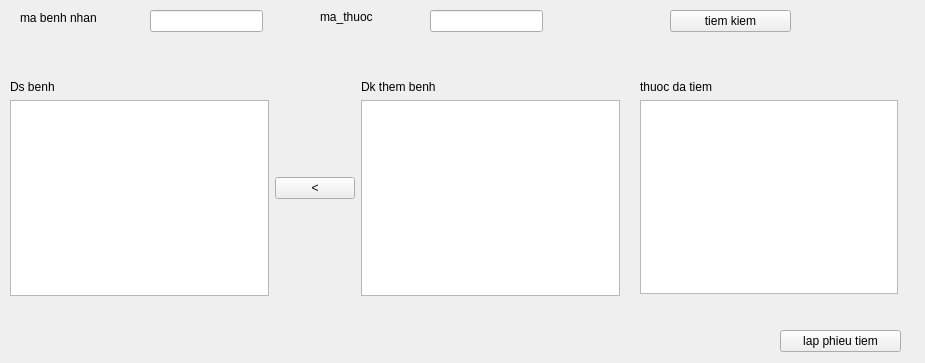
xdien/tcmr, file tracuuphieuhen.ui: the form before one commit.
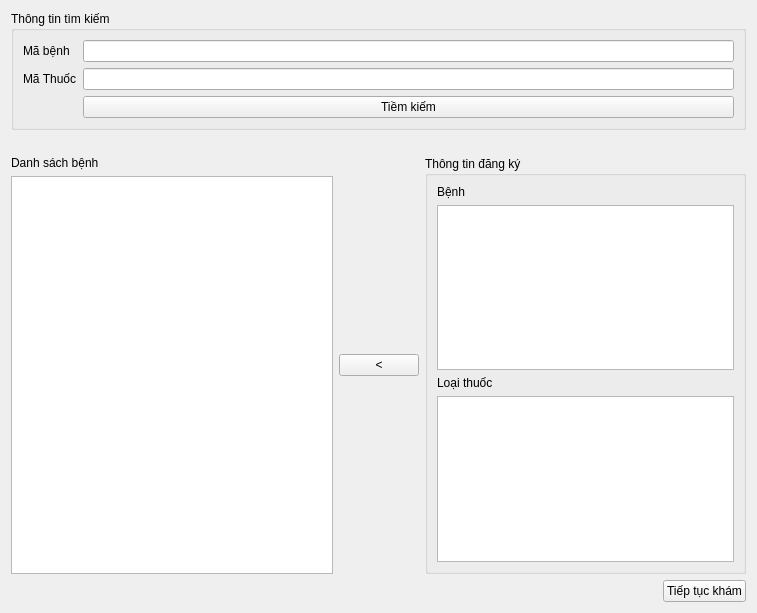
The form after the commit.

Diff of the .ui file:
```diff
--- a/tracuuphieuhen.ui
+++ b/tracuuphieuhen.ui
@@ -6,136 +6,82 @@
    <rect>
     <x>0</x>
     <y>0</y>
-    <width>925</width>
-    <height>363</height>
+    <width>757</width>
+    <height>613</height>
    </rect>
   </property>
   <property name="windowTitle">
    <string>Form</string>
   </property>
+  <layout class="QVBoxLayout" name="verticalLayout_5">
+   <item>
+    <widget class="QGroupBox" name="groupBox">
+     <property name="title">
+      <string>Thông tin tìm kiếm</string>
+     </property>
+     <layout class="QHBoxLayout" name="horizontalLayout">
+      <item>
+       <layout class="QFormLayout" name="formLayout">
+        <item row="0" column="0">
   <widget class="QLabel" name="label">
-   <property name="geometry">
-    <rect>
-     <x>20</x>
-     <y>10</y>
-     <width>101</width>
-     <height>16</height>
-    </rect>
-   </property>
    <property name="text">
-    <string>ma benh nhan</string>
-   </property>
-  </widget>
-  <widget class="QPushButton" name="pushButton">
-   <property name="geometry">
-    <rect>
-     <x>780</x>
-     <y>330</y>
-     <width>121</width>
-     <height>22</height>
-    </rect>
-   </property>
-   <property name="text">
-    <string>lap phieu tiem</string>
-   </property>
-  </widget>
-  <widget class="QLineEdit" name="ma_bn">
-   <property name="geometry">
-    <rect>
-     <x>150</x>
-     <y>10</y>
-     <width>113</width>
-     <height>22</height>
-    </rect>
-   </property>
-  </widget>
-  <widget class="QPushButton" name="pushButton_2">
-   <property name="geometry">
-    <rect>
-     <x>670</x>
-     <y>10</y>
-     <width>121</width>
-     <height>22</height>
-    </rect>
-   </property>
-   <property name="text">
-    <string>tiem kiem</string>
-   </property>
-  </widget>
-  <widget class="QLineEdit" name="lineEdit_mathuoc">
-   <property name="geometry">
-    <rect>
-     <x>430</x>
-     <y>10</y>
-     <width>113</width>
-     <height>22</height>
-    </rect>
-   </property>
-  </widget>
+           <string>Mã bệnh</string>
+          </property>
+         </widget>
+        </item>
+        <item row="0" column="1">
+         <widget class="QLineEdit" name="ma_bn"/>
+        </item>
+        <item row="1" column="0">
   <widget class="QLabel" name="label_4">
-   <property name="geometry">
-    <rect>
-     <x>320</x>
-     <y>10</y>
-     <width>59</width>
-     <height>14</height>
-    </rect>
-   </property>
+          <property name="text">
+           <string>Mã Thuốc</string>
+          </property>
+         </widget>
+        </item>
+        <item row="1" column="1">
+         <widget class="QLineEdit" name="lineEdit_mathuoc"/>
+        </item>
+        <item row="2" column="0">
+         <spacer name="horizontalSpacer_2">
+          <property name="orientation">
+           <enum>Qt::Horizontal</enum>
+          </property>
+          <property name="sizeHint" stdset="0">
+           <size>
+            <width>40</width>
+            <height>20</height>
+           </size>
+          </property>
+         </spacer>
+        </item>
+        <item row="2" column="1">
+         <widget class="QPushButton" name="pushButton_2">
    <property name="text">
-    <string>ma_thuoc</string>
-   </property>
-  </widget>
+           <string>Tiềm kiếm</string>
+          </property>
+         </widget>
+        </item>
+       </layout>
+      </item>
+     </layout>
+    </widget>
+   </item>
+   <item>
   <widget class="QLabel" name="kq">
-   <property name="geometry">
-    <rect>
-     <x>280</x>
-     <y>10</y>
-     <width>59</width>
-     <height>20</height>
-    </rect>
-   </property>
    <property name="text">
     <string/>
    </property>
   </widget>
-  <widget class="QWidget" name="">
-   <property name="geometry">
-    <rect>
-     <x>640</x>
-     <y>80</y>
-     <width>258</width>
-     <height>214</height>
-    </rect>
-   </property>
-   <layout class="QVBoxLayout" name="verticalLayout">
-    <item>
-     <widget class="QLabel" name="label_3">
-      <property name="text">
-       <string>thuoc da tiem</string>
-      </property>
-     </widget>
     </item>
     <item>
-     <widget class="QTreeView" name="thuoc"/>
-    </item>
-   </layout>
-  </widget>
-  <widget class="QWidget" name="">
-   <property name="geometry">
-    <rect>
-     <x>10</x>
-     <y>80</y>
-     <width>610</width>
-     <height>216</height>
-    </rect>
-   </property>
-   <layout class="QHBoxLayout" name="horizontalLayout">
+    <layout class="QHBoxLayout" name="horizontalLayout_3">
     <item>
      <layout class="QVBoxLayout" name="verticalLayout_3">
       <item>
        <widget class="QLabel" name="label_5">
         <property name="text">
-         <string>Ds benh</string>
+          <string>Danh sách bệnh</string>
         </property>
        </widget>
       </item>
@@ -152,11 +98,17 @@
      </widget>
     </item>
     <item>
+      <widget class="QGroupBox" name="groupBox_2">
+       <property name="title">
+        <string>Thông tin đăng ký</string>
+       </property>
+       <layout class="QVBoxLayout" name="verticalLayout_4">
+        <item>
      <layout class="QVBoxLayout" name="verticalLayout_2">
       <item>
        <widget class="QLabel" name="label_2">
         <property name="text">
-         <string>Dk them benh</string>
+             <string>Bệnh</string>
         </property>
        </widget>
       </item>
@@ -165,8 +117,64 @@
       </item>
      </layout>
     </item>
-   </layout>
-  </widget>
+        <item>
+         <layout class="QVBoxLayout" name="verticalLayout">
+          <item>
+           <widget class="QLabel" name="label_3">
+            <property name="text">
+             <string>Loại thuốc</string>
+            </property>
+           </widget>
+          </item>
+          <item>
+           <widget class="QTreeView" name="thuoc"/>
+          </item>
+         </layout>
+        </item>
+       </layout>
+       <zorder></zorder>
+       <zorder></zorder>
+       <zorder>layoutWidget</zorder>
+      </widget>
+     </item>
+    </layout>
+   </item>
+   <item>
+    <layout class="QHBoxLayout" name="horizontalLayout_2">
+     <item>
+      <spacer name="horizontalSpacer">
+       <property name="orientation">
+        <enum>Qt::Horizontal</enum>
+       </property>
+       <property name="sizeHint" stdset="0">
+        <size>
+         <width>40</width>
+         <height>20</height>
+        </size>
+       </property>
+      </spacer>
+     </item>
+     <item>
+      <widget class="QPushButton" name="pushButton">
+       <property name="text">
+        <string>Tiếp tục khám</string>
+       </property>
+      </widget>
+     </item>
+    </layout>
+   </item>
+  </layout>
+  <zorder>label</zorder>
+  <zorder>pushButton</zorder>
+  <zorder>ma_bn</zorder>
+  <zorder>lineEdit_mathuoc</zorder>
+  <zorder>label_4</zorder>
+  <zorder>kq</zorder>
+  <zorder>layoutWidget</zorder>
+  <zorder>horizontalSpacer</zorder>
+  <zorder>groupBox</zorder>
+  <zorder>label_4</zorder>
+  <zorder>groupBox_2</zorder>
  </widget>
  <tabstops>
   <tabstop>ma_bn</tabstop>
```
Left out of the diff: 2 changed lines with no effect on the pictures. Lines whose indentation alone changed are shown as unchanged.
